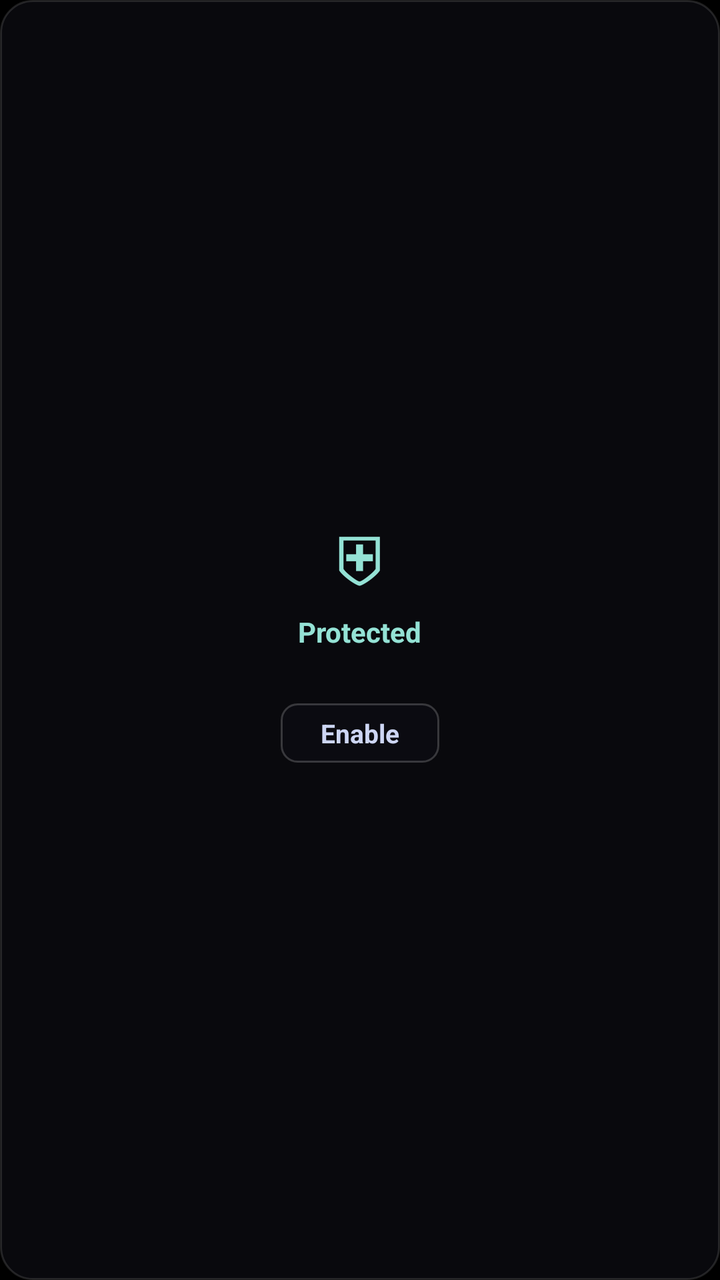
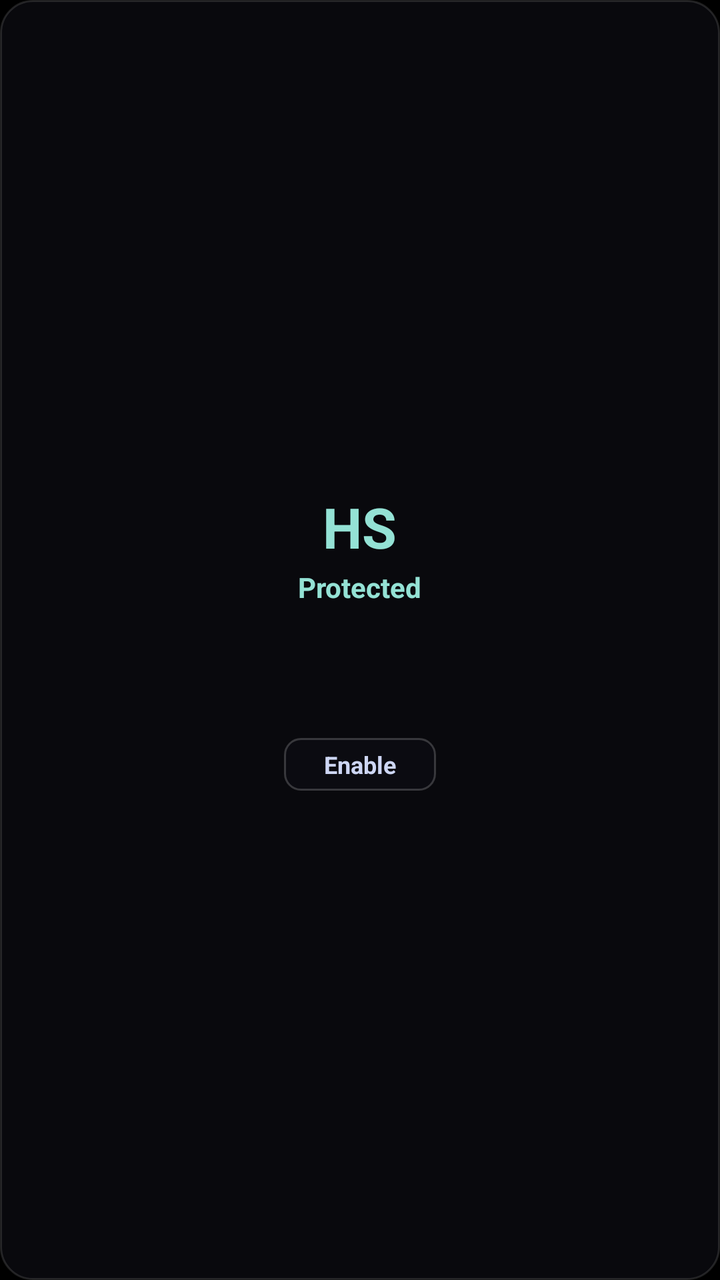

An Android layout rendered at two revisions. The XML below is the earlier revision; the diff shows what the commit changed to produce the second picture.
<!-- AndroidManifest.xml: application theme Theme.HostShield -->
<!-- res/layout/widget_hostshield.xml -->
<?xml version="1.0" encoding="utf-8"?>
<LinearLayout xmlns:android="http://schemas.android.com/apk/res/android"
    android:id="@+id/widget_root"
    android:layout_width="match_parent"
    android:layout_height="match_parent"
    android:background="@drawable/widget_background"
    android:gravity="center"
    android:orientation="vertical"
    android:padding="16dp">

    <TextView
        android:id="@+id/widget_shield"
        android:layout_width="wrap_content"
        android:layout_height="wrap_content"
        android:text="⛨"
        android:textColor="#94E2D5"
        android:textSize="32sp" />

    <TextView
        android:id="@+id/widget_status"
        android:layout_width="wrap_content"
        android:layout_height="wrap_content"
        android:layout_marginTop="4dp"
        android:text="Protected"
        android:textColor="#94E2D5"
        android:textSize="14sp"
        android:textStyle="bold" />

    <TextView
        android:id="@+id/widget_count"
        android:layout_width="wrap_content"
        android:layout_height="wrap_content"
        android:layout_marginTop="2dp"
        android:text=""
        android:textColor="#9399B2"
        android:textSize="12sp" />

    <LinearLayout
        android:id="@+id/widget_toggle"
        android:layout_width="wrap_content"
        android:layout_height="wrap_content"
        android:layout_marginTop="8dp"
        android:background="@drawable/widget_button_bg"
        android:gravity="center"
        android:paddingHorizontal="20dp"
        android:paddingVertical="6dp">

        <TextView
            android:id="@+id/widget_toggle_text"
            android:layout_width="wrap_content"
            android:layout_height="wrap_content"
            android:text="Enable"
            android:textColor="#CDD6F4"
            android:textSize="13sp"
            android:textStyle="bold" />
    </LinearLayout>

</LinearLayout>
<!-- resources referenced by this layout -->
<resources>
  <!-- drawable widget_background (drawable) -->
  <?xml version="1.0" encoding="utf-8"?>
  <shape xmlns:android="http://schemas.android.com/apk/res/android"
      android:shape="rectangle">
      <solid android:color="#E60A0A0F" />
      <corners android:radius="16dp" />
      <stroke
          android:width="1dp"
          android:color="#20FFFFFF" />
  </shape>
  <!-- drawable widget_button_bg (drawable) -->
  <?xml version="1.0" encoding="utf-8"?>
  <shape xmlns:android="http://schemas.android.com/apk/res/android"
      android:shape="rectangle">
      <solid android:color="#301A1A24" />
      <corners android:radius="8dp" />
      <stroke
          android:width="1dp"
          android:color="#30FFFFFF" />
  </shape>
  <style name="Theme.HostShield" parent="android:Theme.Material.NoActionBar">
          <item name="android:windowBackground">@android:color/black</item>
          <item name="android:statusBarColor">@android:color/black</item>
          <item name="android:navigationBarColor">@android:color/black</item>
          <item name="android:windowLightStatusBar">false</item>
          <item name="android:windowLightNavigationBar">false</item>
      </style>
</resources>

<!-- the commit's change to res/layout/widget_hostshield.xml (unified diff, before → after) -->
@@ -6,25 +6,34 @@
     android:background="@drawable/widget_background"
     android:gravity="center"
     android:orientation="vertical"
-    android:padding="16dp">
+    android:padding="14dp">
 
     <TextView
         android:id="@+id/widget_shield"
         android:layout_width="wrap_content"
         android:layout_height="wrap_content"
-        android:text="⛨"
+        android:text="HS"
         android:textColor="#94E2D5"
-        android:textSize="32sp" />
+        android:textSize="28sp"
+        android:textStyle="bold" />
 
     <TextView
         android:id="@+id/widget_status"
         android:layout_width="wrap_content"
         android:layout_height="wrap_content"
-        android:layout_marginTop="4dp"
+        android:layout_marginTop="2dp"
         android:text="Protected"
         android:textColor="#94E2D5"
         android:textSize="14sp"
         android:textStyle="bold" />
+
+    <TextView
+        android:id="@+id/widget_mode"
+        android:layout_width="wrap_content"
+        android:layout_height="wrap_content"
+        android:text=""
+        android:textColor="#9399B2"
+        android:textSize="10sp" />
 
     <TextView
         android:id="@+id/widget_count"
@@ -35,15 +44,33 @@
         android:textColor="#9399B2"
         android:textSize="12sp" />
 
+    <TextView
+        android:id="@+id/widget_today"
+        android:layout_width="wrap_content"
+        android:layout_height="wrap_content"
+        android:text=""
+        android:textColor="#F38BA8"
+        android:textSize="11sp"
+        android:textStyle="bold" />
+
+    <TextView
+        android:id="@+id/widget_updated"
+        android:layout_width="wrap_content"
+        android:layout_height="wrap_content"
+        android:layout_marginTop="1dp"
+        android:text=""
+        android:textColor="#585B70"
+        android:textSize="9sp" />
+
     <LinearLayout
         android:id="@+id/widget_toggle"
         android:layout_width="wrap_content"
         android:layout_height="wrap_content"
-        android:layout_marginTop="8dp"
+        android:layout_marginTop="6dp"
         android:background="@drawable/widget_button_bg"
         android:gravity="center"
         android:paddingHorizontal="20dp"
-        android:paddingVertical="6dp">
+        android:paddingVertical="5dp">
 
         <TextView
             android:id="@+id/widget_toggle_text"
@@ -51,7 +78,7 @@
             android:layout_height="wrap_content"
             android:text="Enable"
             android:textColor="#CDD6F4"
-            android:textSize="13sp"
+            android:textSize="12sp"
             android:textStyle="bold" />
     </LinearLayout>
 
